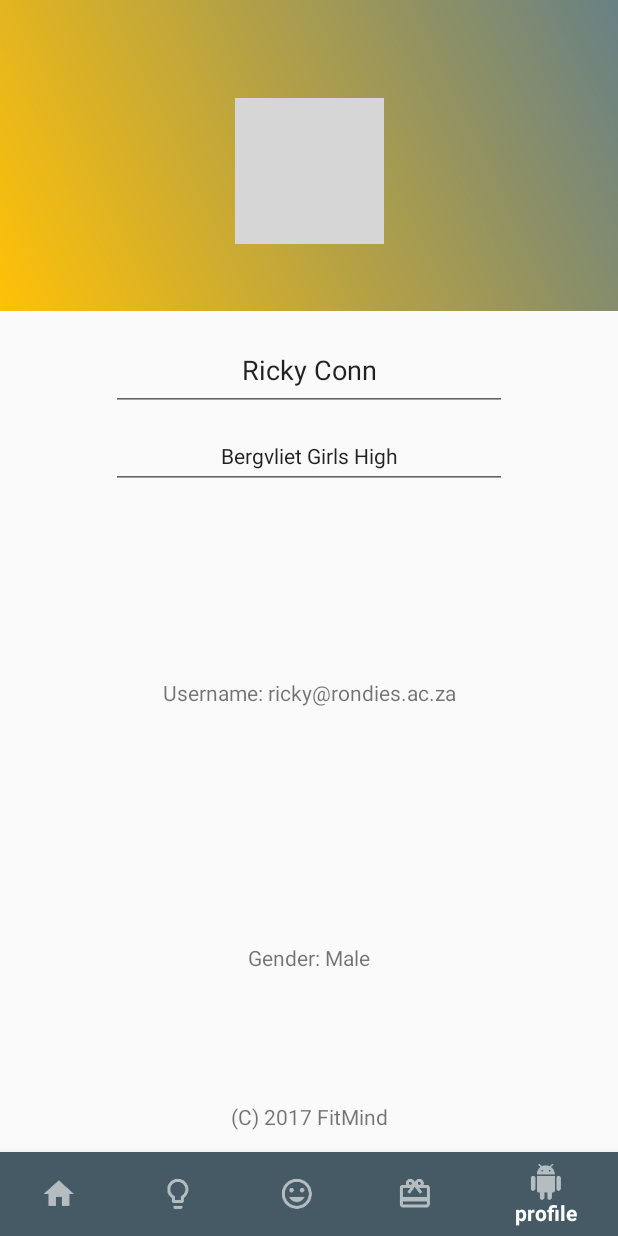
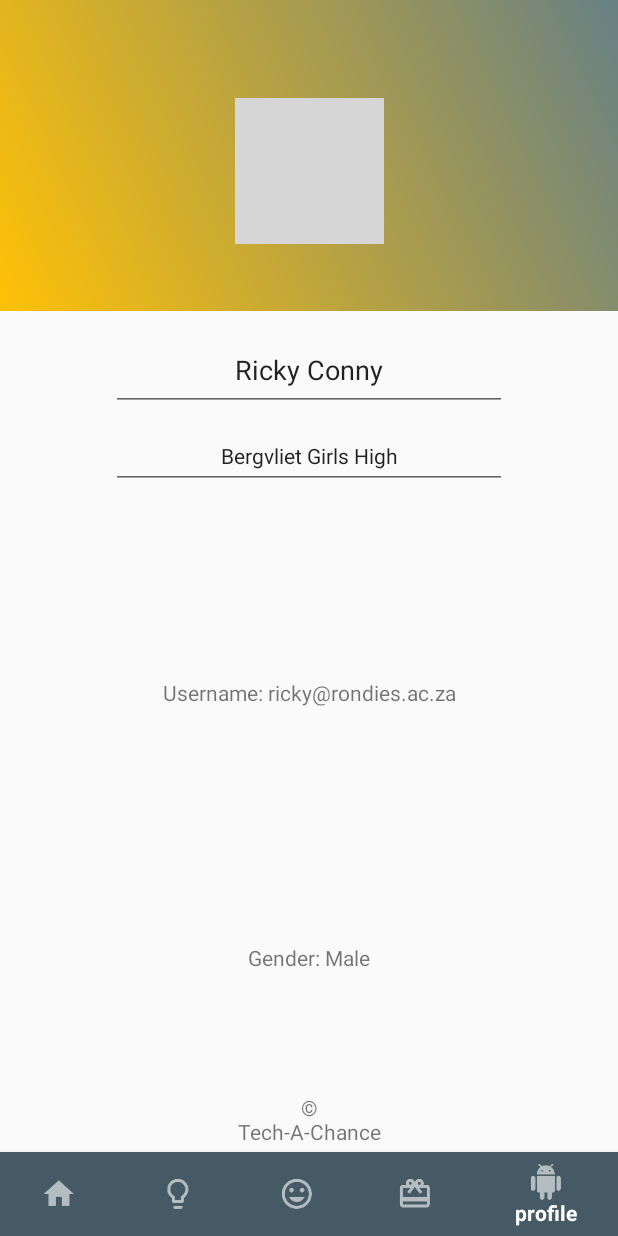
Before and after one commit to ValerieTshiani/FitMindApp, an Android app: the screen it shows after launch (MainActivity), item 5 of the bottom bar chosen, on a phone screen of 412 x 824 dp. Run offline under Robolectric (Android 15) with nearby library versions, the phone set to English and light mode, and no system bars; grey boxes are pictures that could not be loaded.

Commit message:
Added a few things for the profile page 2

```diff
--- a/app/src/main/res/layout/fragment_profilefragment.xml
+++ b/app/src/main/res/layout/fragment_profilefragment.xml
@@ -46,7 +46,7 @@
         android:ems="10"
         android:gravity="center"
         android:inputType="textPersonName"
-        android:text="Ricky Conn"
+        android:text="@string/name1"
         android:textSize="18sp"
         app:layout_constraintBottom_toBottomOf="parent"
         app:layout_constraintLeft_toLeftOf="parent"
@@ -83,11 +83,10 @@
         android:layout_marginLeft="8dp"
         android:layout_marginRight="8dp"
         android:gravity="center"
-        android:text="(C) 2017 FitMind"
+        android:text="@string/copyright"
         app:layout_constraintBottom_toBottomOf="parent"
         app:layout_constraintLeft_toLeftOf="parent"
         app:layout_constraintRight_toRightOf="parent"
-        tools:text="(C) 2017 FitMind"
         tools:textSize="8sp"
         app:layout_constraintHorizontal_bias="0.502"
         android:layout_marginStart="8dp"
--- a/app/src/main/res/values/strings.xml
+++ b/app/src/main/res/values/strings.xml
@@ -3,8 +3,15 @@
 
     <!-- TODO: Remove or change this placeholder text -->
     <string name="hello_blank_fragment">Hello blank fragment</string>
+
     <string name="email_address1">Username: ricky@rondies.ac.za</string>
     <string name="email_address2">Username: ricky1@rondies.ac.za</string>
+
+    <string name="name1">Ricky Conny</string>
+    <string name="name2">Cocky Rinny</string>
+
     <string name="gender_f">Gender: Female</string>
     <string name="gender_m">Gender: Male</string>
+
+    <string name="copyright"> © Tech-A-Chance 2017 </string>
 </resources>
```
